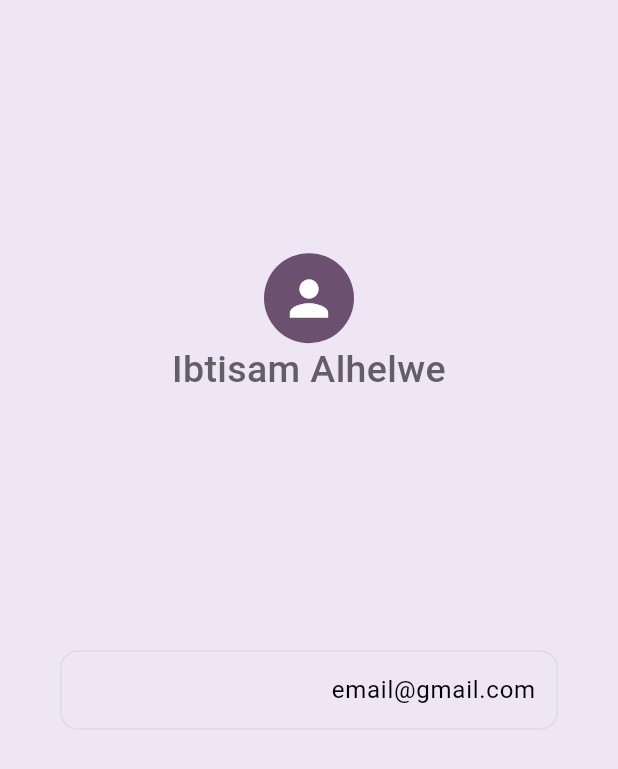
After one commit to NaserAlomosh/jo_driving_license, a Flutter app: the ProfileView screen opened directly, on a phone screen of 412 x 824 dp. The commit adds this screen. Shown: the top 769 px of the screen. Run offline on Flutter 3.47's test engine with Material 3 defaults, Android fonts, the phone set to English and light mode, and no system bars; our stand-ins replace awesome_bottom_bar, cached_network_image, cloud_firestore, easy_localization, firebase_auth, firebase_core and 8 more; missing offline and left inert: encrypt; accounts and stored records are empty; Roboto replaces fonts that are missing (SF Pro Display); project files that could hold a hidden picture were left out.

Commit message:
create profile view

```diff
--- a/assets/languages/ar.json
+++ b/assets/languages/ar.json
@@ -36,7 +36,8 @@
         "tryAgain": "حاول مرة أخرى",
         "and": "و",
 
-        "question": "سؤال"
+        "question": "سؤال",
+        "email": "البريد الإلكتروني"
 
 
 
--- a/assets/languages/en.json
+++ b/assets/languages/en.json
@@ -32,5 +32,7 @@
     "tryAgain":"Try again",
     "and" :"and",
 
-    "question": "Question"
+    "question": "Question",
+
+    "email": "Email"
 }
--- a/lib/core/widgets/text_fields/custom_text_form_field.dart
+++ b/lib/core/widgets/text_fields/custom_text_form_field.dart
@@ -1,6 +1,5 @@
 import 'package:flutter/material.dart';
 import 'package:flutter_screenutil/flutter_screenutil.dart';
-
 import '../../helper/get_device_type.dart';
 
 class CustomTextFormField extends StatelessWidget {
@@ -27,6 +26,7 @@ class CustomTextFormField extends StatelessWidget {
   final Color? suffixIconColor;
   final TextAlign? textAlign;
   final double? borderRadius;
+
   const CustomTextFormField({
     super.key,
     this.contentPadding,
@@ -82,8 +82,8 @@ class CustomTextFormField extends StatelessWidget {
             OutlineInputBorder(
               borderRadius: BorderRadius.circular(borderRadius ?? 1),
               borderSide: BorderSide(
-                color:
-                    borderSideColor ?? Theme.of(context).colorScheme.onPrimary,
+                color: borderSideColor ??
+                    Theme.of(context).colorScheme.onBackground,
                 width: 1,
               ),
             ),
@@ -108,7 +108,7 @@ class CustomTextFormField extends StatelessWidget {
           borderRadius: BorderRadius.circular(borderRadius ?? 1),
           borderSide: borderSide ??
               BorderSide(
-                color: Theme.of(context).colorScheme.onPrimary,
+                color: Theme.of(context).colorScheme.onBackground,
                 width: 1,
               ),
         ),
--- a/lib/features/botton_nav_bar/botton_nav_bar.dart
+++ b/lib/features/botton_nav_bar/botton_nav_bar.dart
@@ -6,6 +6,7 @@ import 'package:flutter_screenutil/flutter_screenutil.dart';
 import 'package:jo_driving_license/core/widgets/general/custom_text.dart';
 import 'package:jo_driving_license/features/favorite/view/favorite_view.dart';
 import 'package:jo_driving_license/features/home/view/home_view.dart';
+import 'package:jo_driving_license/features/profile/view/profile_view.dart';
 
 import 'widgets/app_drawer.dart';
 
@@ -27,7 +28,7 @@ class BottomNavBarAppState extends State<BottomNavBarApp> {
     const HomeView(),
     const FavoriteView(),
     const FavoriteView(),
-    const FavoriteView(),
+    const ProfileView(),
   ];
   @override
   void initState() {
--- a/lib/features/botton_nav_bar/widgets/app_drawer.dart
+++ b/lib/features/botton_nav_bar/widgets/app_drawer.dart
@@ -3,6 +3,7 @@ import 'package:flutter/material.dart';
 import 'package:flutter_screenutil/flutter_screenutil.dart';
 import 'package:jo_driving_license/core/helper/extensions.dart';
 import 'package:jo_driving_license/core/widgets/general/custom_text.dart';
+import 'package:jo_driving_license/features/profile/view/profile_view.dart';
 
 class AppDrawer extends StatelessWidget {
   const AppDrawer({super.key});
@@ -33,6 +34,7 @@ class AppDrawer extends StatelessWidget {
                     context,
                     leadingIcon: Icons.account_box,
                     tr('profile'),
+                    onTap: () => context.push(const ProfileView()),
                   ),
                   _listTile(
                       context,
--- /dev/null
+++ b/lib/features/profile/view/profile_view.dart
@@ -0,0 +1,72 @@
+import 'package:easy_localization/easy_localization.dart';
+import 'package:flutter/material.dart';
+import 'package:flutter_screenutil/flutter_screenutil.dart';
+import 'package:jo_driving_license/core/constants/dimentions.dart';
+import 'package:jo_driving_license/core/widgets/general/custom_text.dart';
+import 'package:jo_driving_license/core/widgets/text_fields/custom_text_form_field.dart';
+
+class ProfileView extends StatelessWidget {
+  const ProfileView({super.key});
+
+  @override
+  Widget build(BuildContext context) {
+    TextEditingController emailontroller = TextEditingController();
+    emailontroller.text = 'email@gmail.com';
+    return Scaffold(
+      body: SafeArea(
+        child: Padding(
+          padding:
+              EdgeInsets.symmetric(horizontal: GeneralConst.horizontalPadding),
+          child: Column(
+            mainAxisAlignment: MainAxisAlignment.spaceEvenly,
+            crossAxisAlignment: CrossAxisAlignment.center,
+            children: [
+              Column(
+                children: [
+                  CircleAvatar(
+                    radius: 30.sp,
+                    backgroundColor: Theme.of(context).colorScheme.primary,
+                    child: Icon(
+                      Icons.person,
+                      size: 38.sp,
+                    ),
+                  ),
+                  CustomText(
+                    text: 'Ibtisam Alhelwe',
+                    fontSize: 25.sp,
+                    color: Theme.of(context).colorScheme.onBackground,
+                  ),
+                ],
+              ),
+              Column(
+                children: [
+                  Row(
+                    mainAxisAlignment: MainAxisAlignment.start,
+                    children: [
+                      // CustomText(
+                      //   text: tr('email'),
+                      //   fontSize: 18.sp,
+                      //   color: Theme.of(context).colorScheme.onBackground,
+                      // ),
+                    ],
+                  ),
+                  CustomTextFormField(
+                    controller: emailontroller,
+                    hintText: tr('email'),
+                    readOnly: true,
+                    borderRadius: 12,
+                    backgroundColor:
+                        Theme.of(context).colorScheme.surface.withOpacity(0.5),
+                    borderSideColor:
+                        Theme.of(context).colorScheme.surface.withOpacity(0.5),
+                  ),
+                ],
+              ),
+              SizedBox(),
+            ],
+          ),
+        ),
+      ),
+    );
+  }
+}
```
